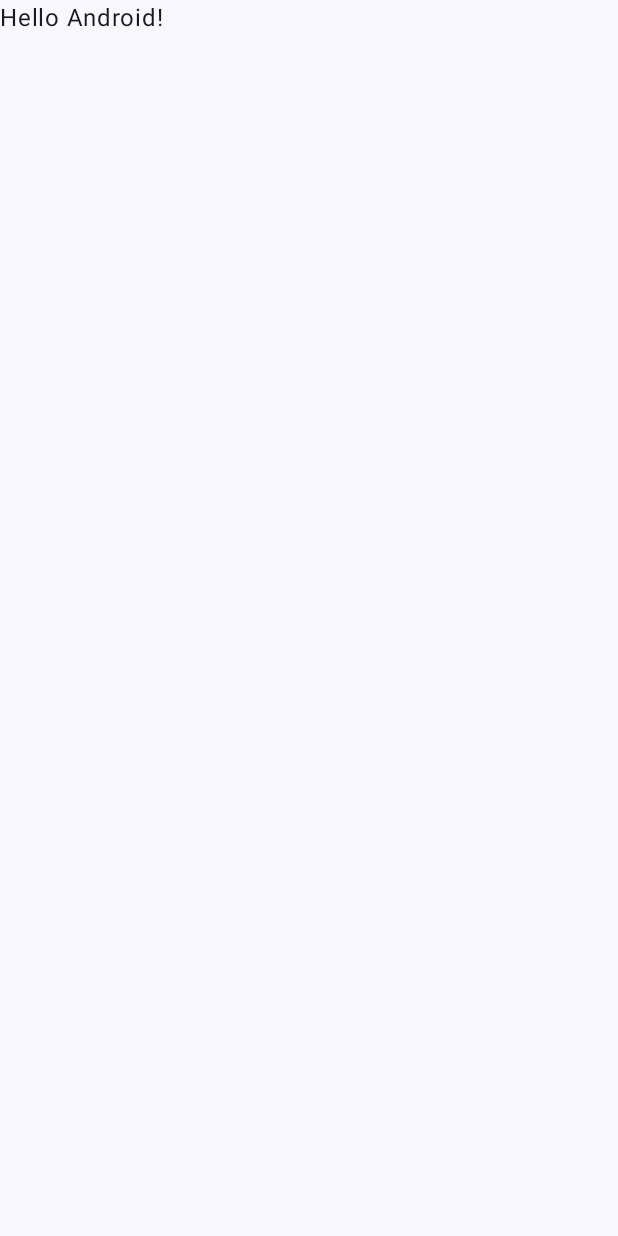
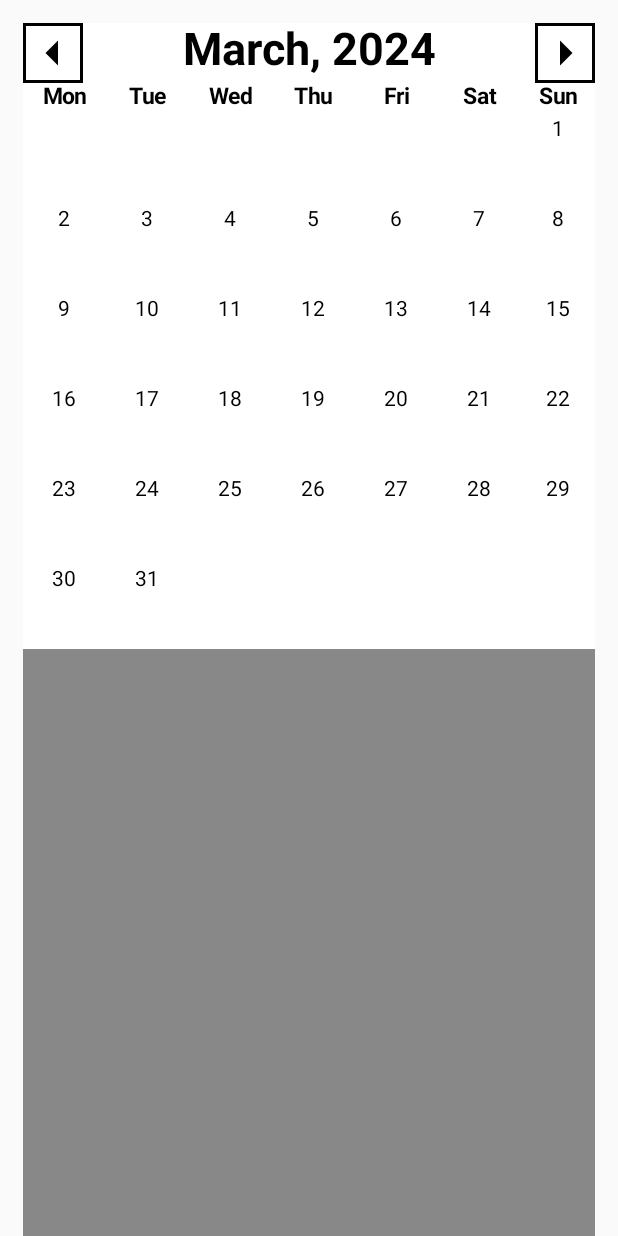
Before and after one commit to Ukseya/EducareCalendarCompose, an Android app built with Jetpack Compose: the screen it shows after launch (MainActivity), on a phone screen of 412 x 824 dp. Before the commit the screen is almost empty. Run offline under Robolectric (Android 15) with nearby library versions, the phone set to English and light mode, and no system bars; our stand-ins replace Volley; network calls fail.

Commit message:
calendar ui is done

```diff
--- a/app/build.gradle.kts
+++ b/app/build.gradle.kts
@@ -59,6 +59,7 @@ dependencies {
     implementation("androidx.compose.ui:ui-graphics")
     implementation("androidx.compose.ui:ui-tooling-preview")
     implementation("androidx.compose.material3:material3")
+    implementation("com.android.volley:volley:1.2.1")
     testImplementation("junit:junit:4.13.2")
     androidTestImplementation("androidx.test.ext:junit:1.1.5")
     androidTestImplementation("androidx.test.espresso:espresso-core:3.5.1")
--- a/app/src/main/AndroidManifest.xml
+++ b/app/src/main/AndroidManifest.xml
@@ -1,6 +1,8 @@
 <?xml version="1.0" encoding="utf-8"?>
 <manifest xmlns:android="http://schemas.android.com/apk/res/android"
     xmlns:tools="http://schemas.android.com/tools">
+
+    <uses-permission android:name="android.permission.INTERNET"/>
 
     <application
         android:allowBackup="true"
--- /dev/null
+++ b/app/src/main/java/com/example/educarecalendar/Calendar.kt
@@ -0,0 +1,294 @@
+package com.example.educarecalendar
+
+import android.content.Context
+import android.os.Handler
+import android.util.Log
+import androidx.compose.foundation.Image
+import androidx.compose.foundation.background
+import androidx.compose.foundation.border
+import androidx.compose.foundation.clickable
+import androidx.compose.foundation.layout.Arrangement
+import androidx.compose.foundation.layout.Box
+import androidx.compose.foundation.layout.Column
+import androidx.compose.foundation.layout.Row
+import androidx.compose.foundation.layout.fillMaxSize
+import androidx.compose.foundation.layout.fillMaxWidth
+import androidx.compose.foundation.layout.height
+import androidx.compose.foundation.layout.offset
+import androidx.compose.foundation.layout.padding
+import androidx.compose.foundation.layout.size
+import androidx.compose.foundation.layout.width
+import androidx.compose.material3.Text
+import androidx.compose.runtime.Composable
+import androidx.compose.runtime.rememberCoroutineScope
+import androidx.compose.ui.Alignment
+import androidx.compose.ui.Modifier
+import androidx.compose.ui.graphics.Color
+import androidx.compose.ui.platform.LocalConfiguration
+import androidx.compose.ui.res.painterResource
+import androidx.compose.ui.text.font.FontWeight
+import androidx.compose.ui.text.style.TextAlign
+import androidx.compose.ui.tooling.preview.Preview
+import androidx.compose.ui.unit.dp
+import androidx.compose.ui.unit.sp
+import com.example.educarecalendar.ui.theme.Col1
+import com.example.educarecalendar.ui.theme.Col2
+import com.example.educarecalendar.ui.theme.Col3
+import com.example.educarecalendar.ui.theme.Col4
+import com.example.educarecalendar.ui.theme.Col5
+
+
+@Composable
+fun CalendarParent(
+    monthName: String,
+    year: String,
+    eventArray: ArrayList<Events>,
+    context: Context,
+    modifier: Modifier
+) {
+    val colorArray: Array<Color> = arrayOf(Col1,Col2,Col3,Col4,Col5)
+    val width = (LocalConfiguration.current.screenWidthDp - 25)/7
+    var firstDayOfMonth = 1
+    var amountOfDays = 31
+    Box(modifier = Modifier
+        .fillMaxSize()
+        .padding(15.dp, 15.dp, 15.dp)
+        .background(Color.Gray)) {
+        Column (
+            Modifier.fillMaxSize(),
+            verticalArrangement = Arrangement.Top
+        ) {
+
+
+            Row(
+                //Header; where month year will appear in between month rotation buttons
+                modifier = Modifier
+                    .fillMaxWidth()
+                    .background(Color.White),
+            ) {
+                MonthLeftButton()
+                MonthName(
+                    modifier = Modifier.weight(1f),
+                    month = monthName,
+                    year = year
+                    )
+                MonthRightButton()
+            }
+            WeekHeader(width)
+            val handler = Handler()
+            CalendarDayContainer(
+                firstDayOfMonth = 7,
+                amountOfDays = 31,
+                colorArray = colorArray,
+                width = width,
+                eventArray,
+                monthName,
+                year)
+
+        }
+    }
+}
+
+@Composable
+fun WeekHeader(width: Int) {
+    Row(
+        Modifier
+            .fillMaxWidth()
+            .background(Color.White)) {
+
+        val daysArray = arrayOf("Mon", "Tue", "Wed", "Thu", "Fri", "Sat", "Sun")
+        for (i in 0 until 7){
+            Text(text = daysArray[i],
+                fontSize = 15.sp,
+                fontWeight = FontWeight.Bold,
+                textAlign = TextAlign.Center,
+                color = Color.Black,
+                modifier = Modifier.width(width.dp)
+            )
+        }
+    }
+}
+
+@Composable
+fun CalendarDayContainer(
+    firstDayOfMonth:Int,
+    amountOfDays: Int,
+    colorArray: Array<Color>,
+    width: Int,
+    eventArray: ArrayList<Events>,
+    month: String,
+    year: String) {
+
+    val absFirstDay = 1-firstDayOfMonth
+    var firstDay = absFirstDay
+
+    Log.d("eventArraySizeInCalendar.kt","${eventArray.size}")
+
+    val hashDate = dupeDays(eventArray)
+
+    val monthNum = monthNumReturner(month)
+    var eventNum = 0
+
+
+    for (i in 1 until 7) {
+        var nextLineBool = true
+        Row(
+            Modifier
+                .fillMaxWidth()
+                .background(Color.White)) {
+
+                while (firstDay <= 7 * i && nextLineBool) {
+                    firstDay++
+                    nextLineBool = calBreaker(absFirstDay, firstDay, i)
+                    if (firstDay in 1..amountOfDays) {
+                        eventNum = checkEventAmountPerDay(
+                            hashDate,
+                            year.toInt(),
+                            monthNum,
+                            firstDay
+                        )
+                    }
+                    DayBox(
+                        dayVal = firstDay,
+                        eventNum = eventNum,
+                        eventColArr = colorArray,
+                        onDayClick = { printDay(it) },
+                        width = width,
+                        amountOfDays
+                    )
+
+                }
+
+        }
+    }
+}
+@Composable
+fun MonthName(
+    month: String,
+    year: String,
+    modifier: Modifier
+) {
+    Text(text = "$month, $year",
+        fontSize = 30.sp,
+        fontWeight = FontWeight.Bold,
+        textAlign = TextAlign.Center,
+        modifier = modifier
+    )
+}
+@Composable
+fun MonthLeftButton() {
+    Image(
+        painter = painterResource(id = R.drawable.baseline_arrow_left_24),
+        contentDescription ="Back Button",
+        modifier =
+        Modifier
+            .size(40.dp)
+            .border(2.dp, Color.Black))
+}
+@Composable
+fun MonthRightButton() {
+    Image(
+        painter = painterResource(id =R.drawable.baseline_arrow_right_24),
+        contentDescription ="Back Button",
+        modifier =
+        Modifier
+            .size(40.dp)
+            .border(2.dp, Color.Black))
+}
+@Composable
+fun DayBox(
+    dayVal: Int,
+    eventNum: Int,
+    eventColArr: Array<Color>,
+    onDayClick:(Int)->Unit,
+    width: Int,
+    amountOfDays: Int,
+){
+    Column(
+        Modifier
+            .width(width.dp)
+            .height(60.dp)
+            .background(Color.White)
+            .clickable { onDayClick(dayVal) }) {
+        if (dayVal in 1..amountOfDays) {
+            Text(
+                text = dayVal.toString(),
+                textAlign = TextAlign.Center,
+                modifier = Modifier
+                    .offset(0.dp, 5.dp)
+                    .fillMaxWidth()
+            )
+            Column(
+                modifier = Modifier
+                    .fillMaxWidth()
+                    .padding(top = 10.dp),
+                verticalArrangement = Arrangement.spacedBy(1.dp),
+                horizontalAlignment = Alignment.CenterHorizontally
+            ) {
+
+                if (eventNum < 6) {
+                    for (i in 0 until eventNum) {
+                        Box(
+                            modifier = Modifier
+                                .fillMaxWidth()
+                                .height(3.dp)
+                                .background(eventColArr[i]),
+                        )
+
+                    }
+                } else {
+                    for (i in 0 until 4) {
+                        Box(
+                            modifier = Modifier
+                                .fillMaxWidth()
+                                .height(3.dp)
+                                .background(eventColArr[i]),
+                        )
+                    }
+                    Image(
+                        painter = painterResource(id = R.drawable.baseline_add_24),
+                        contentDescription = "More Than 5 events"
+                    )
+                }
+            }
+        }
+    }
+}
+@Preview(heightDp = 800)
+@Composable
+private fun Preview() {
+    //CalendarParent(modifier = Modifier.fillMaxSize())
+}
+
+
+private fun printDay(day:Int){Log.d("printDay","$day")}
+
+private fun calBreaker(absFirstDay: Int, firstDay: Int, i: Int): Boolean {
+    when(absFirstDay){
+        -1 -> if(firstDay==(7*i)-1)return false
+        -2 -> if(firstDay==(7*i)-2)return false
+        -3 -> if(firstDay==(7*i)-3)return false
+        -4 -> if(firstDay==(7*i)-4)return false
+        -5 -> if(firstDay==(7*i)-5)return false
+        -6 -> if(firstDay==(7*i)-6)return false
+    }
+    return true
+}
+
+private fun monthNumReturner(monthName: String): Int{
+    return when (monthName) {
+        "January" -> 1
+        "February" -> 2
+        "March" -> 3
+        "April" -> 4
+        "May" -> 5
+        "June" -> 6
+        "July" -> 7
+        "August" -> 8
+        "September" -> 9
+        "October" -> 10
+        "November" -> 11
+        "December" -> 12
+        else -> throw IllegalArgumentException("Invalid month name: $monthName")
+    }
+}
--- /dev/null
+++ b/app/src/main/java/com/example/educarecalendar/Events.kt
@@ -0,0 +1,142 @@
+package com.example.educarecalendar
+
+import android.content.Context
+import android.graphics.Color
+import android.util.Log
+import com.android.volley.Request
+import com.android.volley.Response
+import com.android.volley.toolbox.StringRequest
+import com.android.volley.toolbox.Volley
+import org.json.JSONArray
+import org.json.JSONException
+import org.json.JSONObject
+import java.time.LocalDate
+import java.time.Year
+import java.time.format.DateTimeFormatter
+import java.time.temporal.ChronoUnit
+
+
+data class Events(
+    val calendarName: String,
+    val calendarDesc1: String,
+    val calendarText: String,
+    val dateList: List<LocalDate>,
+    val color: Int
+)
+var eventArrayEvents = ArrayList<Events>()
+fun requestEvents(context: Context){
+    val requestQueue = Volley.newRequestQueue(context)
+    val url = "https://api.myeducare.ro/parent_api/parent_get_school_events.php"
+    val params = HashMap<String, String>()
+    params["school_group"] = "educare"
+    params["db"] = "educare_2023_2024"
+    params["student_idx"] = "8443"
+    //val eventArray = ArrayList<Events>()
+    Log.d("neden calismiyon aq", "$params")
+
+    val stringRequest = object : StringRequest(
+        Request.Method.POST, url,
+        Response.Listener { response ->
+            Log.d("DEBUG","Debug in response listener")
+            try {
+                Log.d("DEBUG","Debug in response listener try")
+
+                val jsonObject = JSONObject(response)
+                val jsonArray : JSONArray = jsonObject.getJSONArray("data")
+
+
+                for (i in 0 until jsonArray.length()) {
+                    val jsonObject1 = jsonArray.getJSONObject(i)
+                    val name = jsonObject1.getString("name")
+                    val desc1 = jsonObject1.getString("desc1")
+                    val text = jsonObject1.getString("text")
+                    val startDate = toDate(jsonObject1.getString("start_date"))
+                    val endDate = toDate(jsonObject1.getString("end_date"))
+                    val datesArray = generateDates(startDate, endDate)
+                    val event = Events(name,desc1,text,datesArray, Color.BLUE)
+                    eventArrayEvents.add(event)
+
+
+                }
+
+                Log.d("eventArray", eventArrayEvents.toString())
+
+            } catch (e: JSONException) {
+                e.printStackTrace()
+            }
+        },
+        Response.ErrorListener { error ->
+            Log.e("ERROR", error.toString())
+        }) {
+        override fun getParams(): Map<String, String> {
+            return params
+        }
+    }
+    requestQueue.add(stringRequest)
+    Log.d("eventArraySizeInEvents","${eventArrayEvents.size}")
+    //return eventArray
+}
+
+fun toDate(date: String): LocalDate {
+    //By utilizing DateTimeFormatter this is used to convert the string date to LocalDate type
+    val formatter = DateTimeFormatter.ofPattern("yyyyMMdd")
+    return LocalDate.parse(date, formatter)
+}
+
+fun generateDates(startDate:LocalDate, endDate:LocalDate): List<LocalDate>{
+    val numOfDaysBetween = ChronoUnit.DAYS.between(startDate,endDate).toInt()
+    return generateSequence(startDate) { it.plusDays(1) }
+        .take(numOfDaysBetween + 1)
+        .toList()
+}
+
+fun dupeDays(eventArray: ArrayList<Events>): HashMap<LocalDate, Int>{
+    // this function is used to count duplicate event dates and assigns a number depending on the
+    //count utilizing hashmap
+    val eventDates = oneDateArrayToRuleThemAll(eventArray)
+    val hashDate = HashMap<LocalDate,Int>()
+    var i = 0
+    for (event in eventDates){
+        var detected = false
+        for (temp in hashDate.keys){
+            if (compareDates(temp,event)){
+                hashDate[temp] = hashDate[temp]!!+1
+                detected = true
+                break
+            }
+        }
+        if (!detected){
+            hashDate[event] = 1
+        }
+    }
+    Log.d("hashDate in DupeDays", "$hashDate")
+    return hashDate
+}
+
+private fun compareDates(date1:LocalDate, date2: LocalDate): Boolean {
+    return date1==date2
+}
+
+private fun oneDateArrayToRuleThemAll(eventArray:ArrayList<Events>): ArrayList<LocalDate> {
+    val eventDates = ArrayList<LocalDate>()
+    for(event in eventArray){
+        for (event2 in event.dateList){
+            eventDates.add(event2)
+        }
+    }
+    return eventDates
+}
+
+fun checkEventAmountPerDay(
+    hashDate: HashMap<LocalDate, Int>,
+    year: Int,
+    month: Int,
+    day: Int): Int{
+    val date = LocalDate.of(year, month, day)
+    //val hashDate = dupeDays(oneDateArrayToRuleThemAll(eventArray))
+    Log.d("hash", "$hashDate[date]")
+    Log.d("hash", "$date")
+    return if (hashDate[date]==null) 0
+    else hashDate[date]!!
+
+}
--- a/app/src/main/java/com/example/educarecalendar/MainActivity.kt
+++ b/app/src/main/java/com/example/educarecalendar/MainActivity.kt
@@ -1,46 +1,60 @@
 package com.example.educarecalendar
 
 import android.os.Bundle
+import android.os.Handler
+import android.util.Log
 import androidx.activity.ComponentActivity
 import androidx.activity.compose.setContent
 import androidx.compose.foundation.layout.fillMaxSize
-import androidx.compose.material3.MaterialTheme
-import androidx.compose.material3.Surface
-import androidx.compose.material3.Text
-import androidx.compose.runtime.Composable
 import androidx.compose.ui.Modifier
-import androidx.compose.ui.tooling.preview.Preview
-import com.example.educarecalendar.ui.theme.EducareCalendarTheme
+import java.time.LocalDate
+import java.util.Locale
 
 class MainActivity : ComponentActivity() {
+
+
+
+
     override fun onCreate(savedInstanceState: Bundle?) {
         super.onCreate(savedInstanceState)
+
+        val handler = Handler()
+        requestEvents(this)
+        handler.postDelayed({
+            val eventArray = eventArrayEvents
+            Log.d("eventArraySizeInMain","${eventArray.size}")
+
+
+
         setContent {
-            EducareCalendarTheme {
-                // A surface container using the 'background' color from the theme
-                Surface(
-                    modifier = Modifier.fillMaxSize(),
-                    color = MaterialTheme.colorScheme.background
-                ) {
-                    Greeting("Android")
-                }
+
+            CalendarParent(
+                monthName = calendarSetter("month"),
+                year = calendarSetter("year"),
+                eventArray = eventArray,
+                this,
+                modifier = Modifier.fillMaxSize()
+                )
             }
+        },5000)
+
+    }
+
+    private fun calendarSetter(whtDYouWant: String): String{
+        return when (whtDYouWant) {
+            "year" -> {
+                LocalDate.now().year.toString()
+            }
+
+            "month" -> {
+                LocalDate.now().month
+                    .toString()
+                    .lowercase(Locale.getDefault())
+                    .capitalize()
+            }
+
+            else -> "Placeholder"
         }
     }
+
 }
-
-@Composable
-fun Greeting(name: String, modifier: Modifier = Modifier) {
-    Text(
-        text = "Hello $name!",
-        modifier = modifier
-    )
-}
-
-@Preview(showBackground = true)
-@Composable
-fun GreetingPreview() {
-    EducareCalendarTheme {
-        Greeting("Android")
-    }
-}
--- a/app/src/main/java/com/example/educarecalendar/ui/theme/Color.kt
+++ b/app/src/main/java/com/example/educarecalendar/ui/theme/Color.kt
@@ -9,3 +9,9 @@ val Pink80 = Color(0xFFEFB8C8)
 val Purple40 = Color(0xFF6650a4)
 val PurpleGrey40 = Color(0xFF625b71)
 val Pink40 = Color(0xFF7D5260)
+
+val Col1 = Color(0xFFE69F00)
+val Col2 = Color(0xFF56B4E9)
+val Col3 = Color(0xFF009E73)
+val Col4 = Color(0xFFF0E442)
+val Col5 = Color(0xFF0072B2)
--- /dev/null
+++ b/app/src/main/res/drawable/baseline_add_24.xml
@@ -0,0 +1,5 @@
+<vector android:height="24dp" android:tint="#2DBBC1"
+    android:viewportHeight="24" android:viewportWidth="24"
+    android:width="24dp" xmlns:android="http://schemas.android.com/apk/res/android">
+    <path android:fillColor="@android:color/white" android:pathData="M19,13h-6v6h-2v-6H5v-2h6V5h2v6h6v2z"/>
+</vector>
--- /dev/null
+++ b/app/src/main/res/drawable/baseline_arrow_left_24.xml
@@ -0,0 +1,5 @@
+<vector android:autoMirrored="true" android:height="24dp"
+    android:tint="#000000" android:viewportHeight="24"
+    android:viewportWidth="24" android:width="24dp" xmlns:android="http://schemas.android.com/apk/res/android">
+    <path android:fillColor="@android:color/white" android:pathData="M14,7l-5,5 5,5V7z"/>
+</vector>
--- /dev/null
+++ b/app/src/main/res/drawable/baseline_arrow_right_24.xml
@@ -0,0 +1,5 @@
+<vector android:autoMirrored="true" android:height="24dp"
+    android:tint="#000000" android:viewportHeight="24"
+    android:viewportWidth="24" android:width="24dp" xmlns:android="http://schemas.android.com/apk/res/android">
+    <path android:fillColor="@android:color/white" android:pathData="M10,17l5,-5 -5,-5v10z"/>
+</vector>
```
